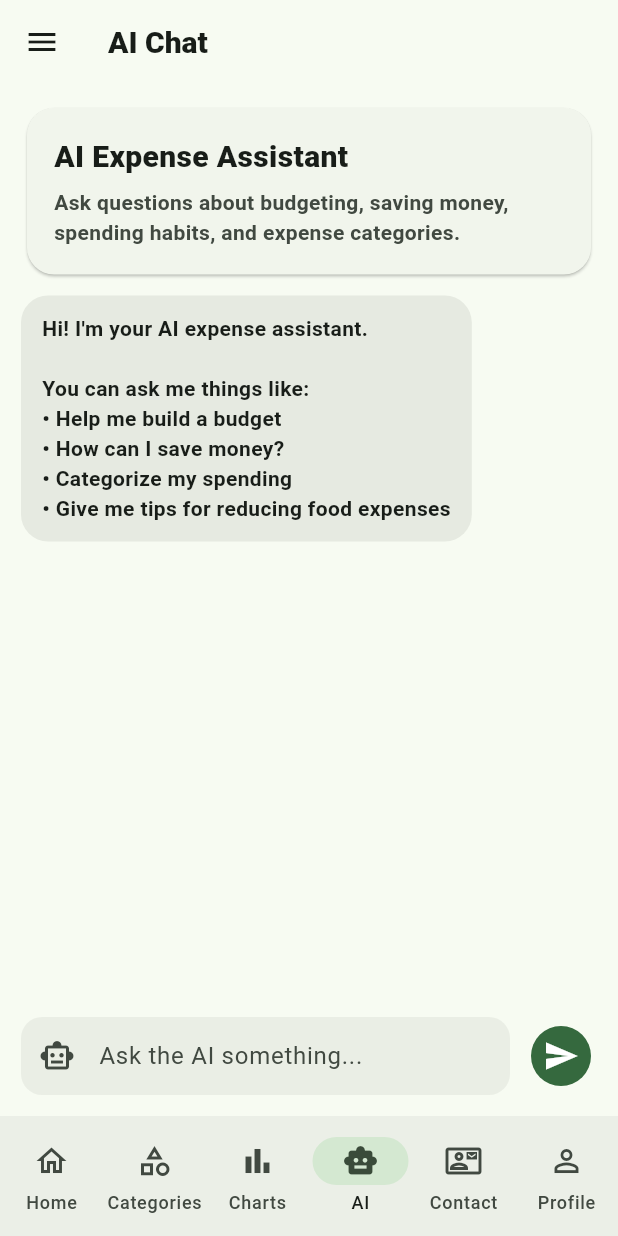
After one commit to kowsikanA/final-adv-mobile-dev, a Flutter app: the screen it shows once a user with an empty profile is signed in, in the side drawer, after a tap on "AI Chat", on a phone screen of 412 x 824 dp. The commit adds this screen. Run offline on Flutter 3.47's test engine with Material 3 defaults, Android fonts, the phone set to English and light mode, and no system bars; our stand-ins replace csv, file_picker, firebase_auth, firebase_core, fl_chart, flutter_map and 4 more; missing offline and left inert: excel; accounts and stored records are empty.

Commit message:
added ai chatbot

```diff
--- /dev/null
+++ b/lib/ai_chat_page.dart
@@ -0,0 +1,264 @@
+import 'package:flutter/material.dart';
+import 'package:flutter/services.dart';
+
+class AiChatPage extends StatefulWidget {
+  const AiChatPage({super.key});
+
+  @override
+  State<AiChatPage> createState() => _AiChatPageState();
+}
+
+class _AiChatPageState extends State<AiChatPage>
+    with AutomaticKeepAliveClientMixin {
+  final TextEditingController _messageCtrl = TextEditingController();
+  final ScrollController _scrollCtrl = ScrollController();
+
+  final List<_ChatMessage> _messages = [
+    const _ChatMessage(
+      text:
+          "Hi! I'm your AI expense assistant.\n\nYou can ask me things like:\n"
+          "• Help me build a budget\n"
+          "• How can I save money?\n"
+          "• Categorize my spending\n"
+          "• Give me tips for reducing food expenses",
+      isUser: false,
+    ),
+  ];
+
+  bool _isTyping = false;
+
+  @override
+  bool get wantKeepAlive => true;
+
+  @override
+  void dispose() {
+    _messageCtrl.dispose();
+    _scrollCtrl.dispose();
+    super.dispose();
+  }
+
+  Future<void> _sendMessage() async {
+    final text = _messageCtrl.text.trim();
+    if (text.isEmpty) return;
+
+    HapticFeedback.selectionClick();
+
+    setState(() {
+      _messages.add(_ChatMessage(text: text, isUser: true));
+      _isTyping = true;
+    });
+
+    _messageCtrl.clear();
+    _scrollToBottom();
+
+    await Future.delayed(const Duration(milliseconds: 700));
+
+    final reply = _generateBotReply(text);
+
+    if (!mounted) return;
+
+    setState(() {
+      _messages.add(_ChatMessage(text: reply, isUser: false));
+      _isTyping = false;
+    });
+
+    _scrollToBottom();
+  }
+
+  String _generateBotReply(String input) {
+    final msg = input.toLowerCase();
+
+    if (msg.contains('budget')) {
+      return "A simple budget rule is 50/30/20:\n\n"
+          "• 50% for needs\n"
+          "• 30% for wants\n"
+          "• 20% for savings\n\n"
+          "You can customize this based on your income and bills.";
+    }
+
+    if (msg.contains('save') || msg.contains('saving')) {
+      return "To save more money, start by tracking your highest spending category first. "
+          "Food delivery, entertainment, and impulse shopping are usually good places to cut back.";
+    }
+
+    if (msg.contains('food')) {
+      return "Food expenses can be reduced by meal prepping, limiting takeout, and setting a weekly food cap.";
+    }
+
+    if (msg.contains('transport')) {
+      return "For transport expenses, try comparing monthly transit costs with ride-share or taxi usage. "
+          "That usually shows where money is leaking.";
+    }
+
+    if (msg.contains('bills')) {
+      return "For bills, it helps to keep them in a fixed category and review recurring payments once a month.";
+    }
+
+    if (msg.contains('location')) {
+      return "Adding a location to expenses is useful for map-based spending insights, store-based tracking, "
+          "and seeing where your money is being spent most often.";
+    }
+
+    if (msg.contains('hello') || msg.contains('hi')) {
+      return "Hey! Ask me anything about budgets, spending habits, or expense categories.";
+    }
+
+    return "I can help with budgeting, saving tips, expense categories, and spending habits. "
+        "Try asking me something like: 'How can I reduce food spending?'";
+  }
+
+  void _scrollToBottom() {
+    WidgetsBinding.instance.addPostFrameCallback((_) {
+      if (_scrollCtrl.hasClients) {
+        _scrollCtrl.animateTo(
+          _scrollCtrl.position.maxScrollExtent,
+          duration: const Duration(milliseconds: 250),
+          curve: Curves.easeOut,
+        );
+      }
+    });
+  }
+
+  Widget _buildBubble({
+    required BuildContext context,
+    required _ChatMessage message,
+  }) {
+    final scheme = Theme.of(context).colorScheme;
+    final isUser = message.isUser;
+
+    return Align(
+      alignment: isUser ? Alignment.centerRight : Alignment.centerLeft,
+      child: Container(
+        margin: const EdgeInsets.only(bottom: 12),
+        padding: const EdgeInsets.symmetric(horizontal: 14, vertical: 12),
+        constraints: BoxConstraints(
+          maxWidth: MediaQuery.of(context).size.width * 0.78,
+        ),
+        decoration: BoxDecoration(
+          color: isUser
+              ? scheme.primaryContainer
+              : scheme.surfaceContainerHighest.withOpacity(0.75),
+          borderRadius: BorderRadius.circular(18),
+        ),
+        child: Text(
+          message.text,
+          style: TextStyle(
+            color: isUser ? scheme.onPrimaryContainer : scheme.onSurface,
+            height: 1.4,
+            fontWeight: FontWeight.w600,
+          ),
+        ),
+      ),
+    );
+  }
+
+  @override
+  Widget build(BuildContext context) {
+    super.build(context);
+    final scheme = Theme.of(context).colorScheme;
+
+    return Column(
+      children: [
+        Expanded(
+          child: ListView(
+            controller: _scrollCtrl,
+            padding: const EdgeInsets.fromLTRB(14, 12, 14, 10),
+            children: [
+              Card(
+                child: Padding(
+                  padding: const EdgeInsets.all(18),
+                  child: Column(
+                    crossAxisAlignment: CrossAxisAlignment.start,
+                    children: [
+                      Text(
+                        "AI Expense Assistant",
+                        style: TextStyle(
+                          fontSize: 20,
+                          fontWeight: FontWeight.w900,
+                          color: scheme.onSurface,
+                        ),
+                      ),
+                      const SizedBox(height: 6),
+                      Text(
+                        "Ask questions about budgeting, saving money, spending habits, and expense categories.",
+                        style: TextStyle(
+                          fontWeight: FontWeight.w600,
+                          color: scheme.onSurfaceVariant,
+                        ),
+                      ),
+                    ],
+                  ),
+                ),
+              ),
+              const SizedBox(height: 10),
+              ..._messages.map((message) {
+                return _buildBubble(
+                  context: context,
+                  message: message,
+                );
+              }),
+              if (_isTyping)
+                Align(
+                  alignment: Alignment.centerLeft,
+                  child: Container(
+                    margin: const EdgeInsets.only(bottom: 12),
+                    padding: const EdgeInsets.symmetric(
+                      horizontal: 14,
+                      vertical: 10,
+                    ),
+                    decoration: BoxDecoration(
+                      color: scheme.surfaceContainerHighest.withOpacity(0.75),
+                      borderRadius: BorderRadius.circular(16),
+                    ),
+                    child: Text(
+                      "Typing...",
+                      style: TextStyle(
+                        color: scheme.onSurface,
+                        fontWeight: FontWeight.w600,
+                      ),
+                    ),
+                  ),
+                ),
+            ],
+          ),
+        ),
+        SafeArea(
+          top: false,
+          child: Padding(
+            padding: const EdgeInsets.fromLTRB(14, 8, 14, 14),
+            child: Row(
+              children: [
+                Expanded(
+                  child: TextField(
+                    controller: _messageCtrl,
+                    textInputAction: TextInputAction.send,
+                    onSubmitted: (_) => _sendMessage(),
+                    decoration: const InputDecoration(
+                      hintText: "Ask the AI something...",
+                      prefixIcon: Icon(Icons.smart_toy_outlined),
+                    ),
+                  ),
+                ),
+                const SizedBox(width: 10),
+                IconButton.filled(
+                  onPressed: _sendMessage,
+                  icon: const Icon(Icons.send),
+                ),
+              ],
+            ),
+          ),
+        ),
+      ],
+    );
+  }
+}
+
+class _ChatMessage {
+  final String text;
+  final bool isUser;
+
+  const _ChatMessage({
+    required this.text,
+    required this.isUser,
+  });
+}
--- a/lib/expense_page.dart
+++ b/lib/expense_page.dart
@@ -8,6 +8,7 @@ import 'add_expense.dart';
 import 'expense_detail_page.dart';
 import 'contact_page.dart';
 import 'charts_page.dart';
+import 'ai_chat_page.dart';
 
 class ExpensePage extends StatefulWidget {
   const ExpensePage({super.key});
@@ -22,9 +23,14 @@ class _ExpensePageState extends State<ExpensePage> {
   int _listAnimationSeed = 0;
   int _selectedIndex = 0;
 
+  late final AiChatPage _aiChatPage;
+  late final ContactPage _contactPage;
+
   @override
   void initState() {
     super.initState();
+    _aiChatPage = const AiChatPage();
+    _contactPage = const ContactPage();
     _loadExpenses();
   }
 
@@ -598,14 +604,17 @@ class _ExpensePageState extends State<ExpensePage> {
     final pages = [
       _buildHomeTab(scheme),
       _buildCategoriesTab(scheme),
-    ChartsPage(expenses: _expenses), // ✅ NEW
-    const ContactPage(),
+      ChartsPage(expenses: _expenses),
+      _aiChatPage,
+      _contactPage,
       _buildProfileTab(scheme),
     ];
+
     final titles = [
       "Expenses",
       "Categories",
       "Charts",
+      "AI Chat",
       "Contact",
       "Profile",
     ];
@@ -635,7 +644,6 @@ class _ExpensePageState extends State<ExpensePage> {
                   setState(() => _selectedIndex = 0);
                 },
               ),
-
               ListTile(
                 leading: const Icon(Icons.category_outlined),
                 title: const Text("Categories"),
@@ -653,11 +661,19 @@ class _ExpensePageState extends State<ExpensePage> {
                 },
               ),
               ListTile(
+                leading: const Icon(Icons.smart_toy_outlined),
+                title: const Text("AI Chat"),
+                onTap: () {
+                  Navigator.pop(context);
+                  setState(() => _selectedIndex = 3);
+                },
+              ),
+              ListTile(
                 leading: const Icon(Icons.contact_mail_outlined),
                 title: const Text("Contact"),
                 onTap: () {
                   Navigator.pop(context);
-                  setState(() => _selectedIndex = 3);
+                  setState(() => _selectedIndex = 4);
                 },
               ),
               ListTile(
@@ -665,7 +681,7 @@ class _ExpensePageState extends State<ExpensePage> {
                 title: const Text("Profile"),
                 onTap: () {
                   Navigator.pop(context);
-                  setState(() => _selectedIndex = 4);
+                  setState(() => _selectedIndex = 5);
                 },
               ),
               const Spacer(),
@@ -682,7 +698,10 @@ class _ExpensePageState extends State<ExpensePage> {
           ),
         ),
       ),
-      body: pages[_selectedIndex],
+      body: IndexedStack(
+        index: _selectedIndex,
+        children: pages,
+      ),
       floatingActionButton: _selectedIndex == 0
           ? FloatingActionButton.extended(
               onPressed: _addExpense,
@@ -702,7 +721,6 @@ class _ExpensePageState extends State<ExpensePage> {
             selectedIcon: Icon(Icons.home),
             label: "Home",
           ),
-
           NavigationDestination(
             icon: Icon(Icons.category_outlined),
             selectedIcon: Icon(Icons.category),
@@ -712,6 +730,11 @@ class _ExpensePageState extends State<ExpensePage> {
             icon: Icon(Icons.bar_chart_outlined),
             selectedIcon: Icon(Icons.bar_chart),
             label: "Charts",
+          ),
+          NavigationDestination(
+            icon: Icon(Icons.smart_toy_outlined),
+            selectedIcon: Icon(Icons.smart_toy),
+            label: "AI",
           ),
           NavigationDestination(
             icon: Icon(Icons.contact_mail_outlined),
```
Lines whose indentation alone changed are shown as unchanged.
